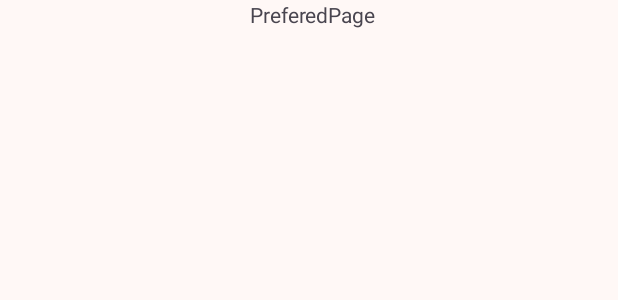
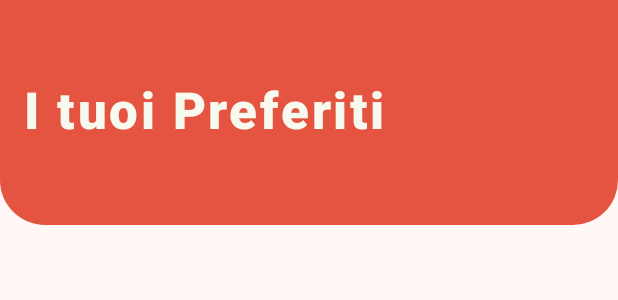
Before and after one commit to TrDavide/WeMeet, an Android app: the layout fragment_prefered.xml on its own in the app's theme, with its tools: preview values and no code run, on a phone screen of 412 x 824 dp. Shown: the top 300 px of the screen. Run offline under Robolectric (Android 15) with nearby library versions, the phone set to English and light mode, and no system bars; network calls fail.

Commit message:
Inizio Schermata Prefered

```diff
--- a/app/src/main/res/layout/fragment_home.xml
+++ b/app/src/main/res/layout/fragment_home.xml
@@ -76,5 +76,4 @@
         android:layout_marginBottom="110dp" />
 
 
-
 </RelativeLayout>
--- a/app/src/main/res/layout/fragment_prefered.xml
+++ b/app/src/main/res/layout/fragment_prefered.xml
@@ -7,15 +7,34 @@
     tools:context=".ui.welcome.fragments.PreferedFragment"
     android:id="@+id/saveFragment">
 
+    <View
+        android:id="@+id/view"
+        android:layout_width="match_parent"
+        android:layout_height="150dp"
+        android:background="@drawable/border3"
+        android:backgroundTint="@color/main_red" />
+
+    <TextView
+        android:id="@+id/titleText"
+        android:layout_width="wrap_content"
+        android:layout_height="wrap_content"
+        android:text="I tuoi Preferiti"
+        android:textSize="34sp"
+        android:textStyle="bold"
+        android:textColor="@color/md_theme_bianchino"
+        android:letterSpacing="0.05"
+        android:fontFamily="sans-serif-medium"
+        app:layout_constraintTop_toTopOf="parent"
+        app:layout_constraintStart_toStartOf="parent"
+        android:layout_marginTop="50dp"
+        android:layout_marginStart="@dimen/margin_default"/>
+
+    <androidx.recyclerview.widget.RecyclerView
+        android:id="@+id/recyclerViewPrefered"
+        android:layout_width="match_parent"
+        android:layout_height="match_parent"
+        android:layout_below="@id/view"
+        android:layout_marginBottom="110dp" />
 
 
-    <TextView
-        android:id="@+id/textView"
-        android:layout_width="wrap_content"
-        android:layout_height="wrap_content"
-        android:layout_alignParentEnd="true"
-        android:layout_marginEnd="161dp"
-        android:layout_marginBottom="360dp"
-        android:text="PreferedPage" />
-
 </RelativeLayout>
```
